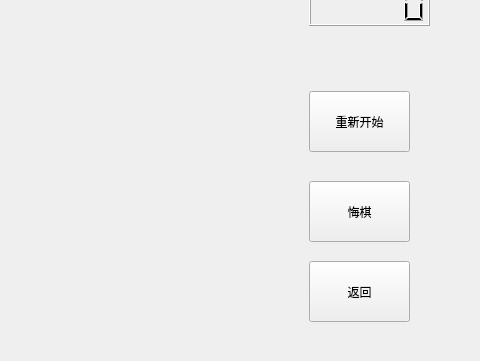
Before: the Qt Designer form gamewidget.ui in shengxiamo/Gomoku, drawn with Qt 5; both pictures show x 321 to 801 and y 259 to 620 of the 801 by 620 pixel window.
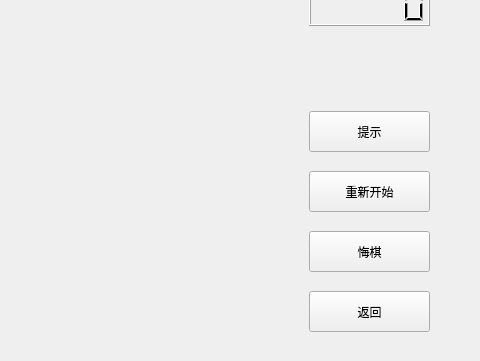
After: the same form once the commit is applied.

Commit message: 人机对战模式加入AI提示助力

```diff
--- a/gamewidget.ui
+++ b/gamewidget.ui
@@ -46,9 +46,9 @@
    <property name="geometry">
     <rect>
      <x>630</x>
-     <y>350</y>
-     <width>101</width>
-     <height>61</height>
+     <y>430</y>
+     <width>121</width>
+     <height>41</height>
     </rect>
    </property>
    <property name="text">
@@ -59,9 +59,9 @@
    <property name="geometry">
     <rect>
      <x>630</x>
-     <y>440</y>
-     <width>101</width>
-     <height>61</height>
+     <y>490</y>
+     <width>121</width>
+     <height>41</height>
     </rect>
    </property>
    <property name="text">
@@ -72,9 +72,9 @@
    <property name="geometry">
     <rect>
      <x>630</x>
-     <y>520</y>
-     <width>101</width>
-     <height>61</height>
+     <y>550</y>
+     <width>121</width>
+     <height>41</height>
     </rect>
    </property>
    <property name="text">
@@ -149,6 +149,19 @@
     <string>ai局面估分:</string>
    </property>
   </widget>
+  <widget class="QPushButton" name="pushButton">
+   <property name="geometry">
+    <rect>
+     <x>630</x>
+     <y>370</y>
+     <width>121</width>
+     <height>41</height>
+    </rect>
+   </property>
+   <property name="text">
+    <string>提示</string>
+   </property>
+  </widget>
  </widget>
  <resources/>
  <connections/>
```
The commit also changes 4 other files.
